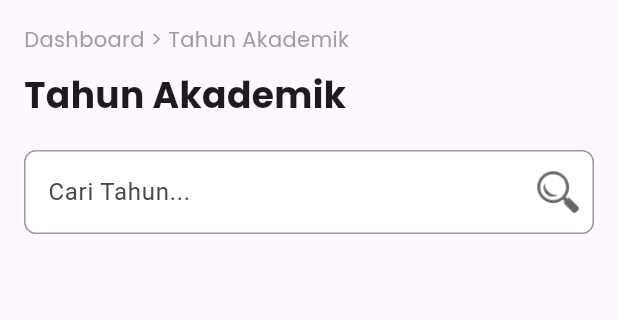
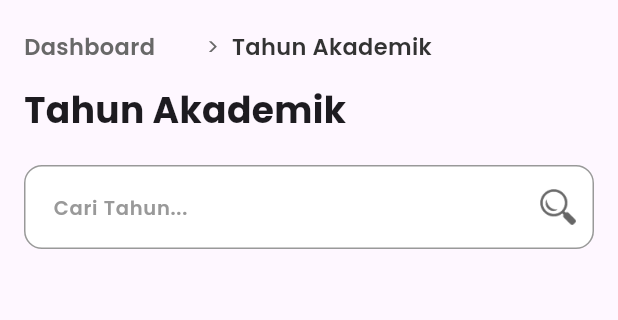
Before and after one commit to Arinaldi779/simpadufake, a Flutter app: the TahunAkademikPage screen opened directly, on a phone screen of 412 x 824 dp, the part 84-404 px from its top. Run offline on Flutter 3.47's test engine with Material 3 defaults, Android fonts, the light colour scheme and no system bars.

Commit message:
Penyesuaian di halaman tahun_akademik

```diff
--- a/lib/tahun_akademik.dart
+++ b/lib/tahun_akademik.dart
@@ -1,4 +1,6 @@
 import 'package:flutter/material.dart';
+import 'package:flutter/gestures.dart';
+import 'package:simpadu/dashboard_admin_akademik.dart';
 
 class TahunAkademikPage extends StatelessWidget {
   const TahunAkademikPage({super.key});
@@ -7,7 +9,7 @@ class TahunAkademikPage extends StatelessWidget {
   Widget build(BuildContext context) {
     return Scaffold(
       appBar: AppBar(
-        automaticallyImplyLeading: false, // Menghilangkan tombol back
+        automaticallyImplyLeading: false,
         elevation: 0,
         flexibleSpace: Container(
           decoration: const BoxDecoration(
@@ -40,14 +42,52 @@ class TahunAkademikPage extends StatelessWidget {
         child: Column(
           crossAxisAlignment: CrossAxisAlignment.start,
           children: [
-            const Text(
-              'Dashboard > Tahun Akademik',
-              style: TextStyle(
-                fontSize: 14,
-                color: Colors.grey,
-                fontFamily: 'Poppins',
-              ),
+            Row(
+              children: [
+                GestureDetector(
+                  onTap: () {
+                    Navigator.pushReplacement(
+                      context,
+                      MaterialPageRoute(
+                        builder: (context) => const DashboardAdmin(),
+                      ),
+                    );
+                  },
+                  child: const Padding(
+                    padding: EdgeInsets.only(right: 30.0),
+                    child: Text(
+                      'Dashboard',
+                      style: TextStyle(
+                        fontSize: 15,
+                        color: Color(0xFF686868),
+                        fontFamily: 'Poppins',
+                        fontWeight: FontWeight.w600,
+                      ),
+                    ),
+                  ),
+                ),
+
+                const Text(
+                  ' >  ',
+                  style: TextStyle(
+                    fontSize: 15,
+                    color: Color(0xFF686868),
+                    fontFamily: 'Poppins',
+                  ),
+                ),
+                const SizedBox(height: 30),
+                const Text(
+                  'Tahun Akademik',
+                  style: TextStyle(
+                    fontSize: 15,
+                    color: Color(0xFF333333),
+                    fontWeight: FontWeight.w600,
+                    fontFamily: 'Poppins',
+                  ),
+                ),
+              ],
             ),
+
             const SizedBox(height: 10),
             const Text(
               'Tahun Akademik',
@@ -60,11 +100,17 @@ class TahunAkademikPage extends StatelessWidget {
             const SizedBox(height: 20),
             TextField(
               decoration: InputDecoration(
-                hintText: 'Cari Tahun...',
+                hintText: ' Cari Tahun...',
+                hintStyle: TextStyle(
+                  fontSize: 13,
+                  fontWeight: FontWeight.w600, // Menambahkan font weight
+                  fontFamily: 'Poppins', // Menambahkan font family
+                  color: Color(0xFF999999),
+                ),
                 filled: true,
                 fillColor: Colors.white,
                 suffixIcon: Padding(
-                  padding: const EdgeInsets.all(10.0),
+                  padding: const EdgeInsets.all(12.0),
                   child: Image.asset(
                     'assets/icons/search.png',
                     width: 20,
@@ -72,16 +118,16 @@ class TahunAkademikPage extends StatelessWidget {
                   ),
                 ),
                 enabledBorder: OutlineInputBorder(
-                  borderRadius: BorderRadius.circular(8),
+                  borderRadius: BorderRadius.circular(12),
                   borderSide: const BorderSide(
                     color: Color(0xFF999999),
                     width: 1.0,
                   ),
                 ),
                 focusedBorder: OutlineInputBorder(
-                  borderRadius: BorderRadius.circular(8),
+                  borderRadius: BorderRadius.circular(12),
                   borderSide: const BorderSide(
-                    color: Color(0xFF999999),
+                    color: Color(0xFF0B0B0B),
                     width: 1.0,
                   ),
                 ),
```
